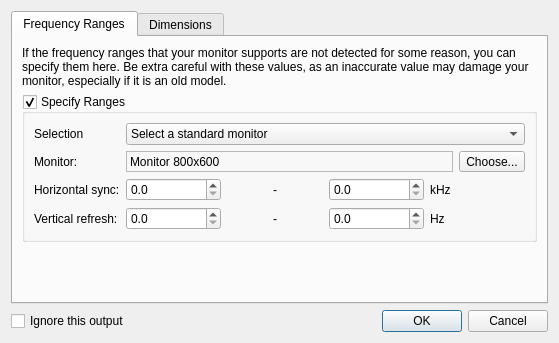
Before: the Qt Designer form kde4/display-settings/ui/output.ui in pars-linux/uludag, drawn with Qt 5.
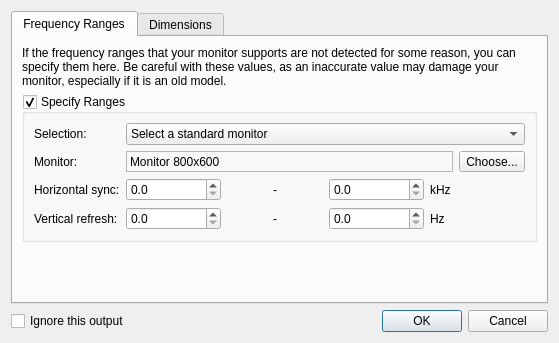
After: the same form once the commit is applied.

Patch:
```diff
--- a/kde4/display-settings/ui/output.ui
+++ b/kde4/display-settings/ui/output.ui
@@ -27,9 +27,9 @@
       </attribute>
       <layout class="QVBoxLayout" name="verticalLayout_2" >
        <item>
-        <widget class="QLabel" name="label" >
-         <property name="text" >
-          <string>If the frequency ranges that your monitor supports are not detected for some reason, you can specify them here. Be extra careful with these values, as an inaccurate value may damage your monitor, especially if it is an old model.</string>
+        <widget class="QLabel" name="label">
+         <property name="text">
+          <string>If the frequency ranges that your monitor supports are not detected for some reason, you can specify them here. Be careful with these values, as an inaccurate value may damage your monitor, especially if it is an old model.</string>
          </property>
          <property name="wordWrap" >
           <bool>true</bool>
@@ -46,11 +46,17 @@
          </property>
          <layout class="QVBoxLayout" name="verticalLayout" >
           <item>
-           <layout class="QFormLayout" name="formLayout_2" >
-            <item row="0" column="0" >
-             <widget class="QLabel" name="label_8" >
-              <property name="text" >
-               <string>Selection</string>
+           <layout class="QFormLayout" name="formLayout_2">
+            <item row="0" column="0">
+             <widget class="QLabel" name="label_8">
+              <property name="sizePolicy">
+               <sizepolicy hsizetype="Preferred" vsizetype="Expanding">
+                <horstretch>0</horstretch>
+                <verstretch>0</verstretch>
+               </sizepolicy>
+              </property>
+              <property name="text">
+               <string>Selection:</string>
               </property>
              </widget>
             </item>
```
Left out of the diff: 289 changed lines with no effect on the pictures.
